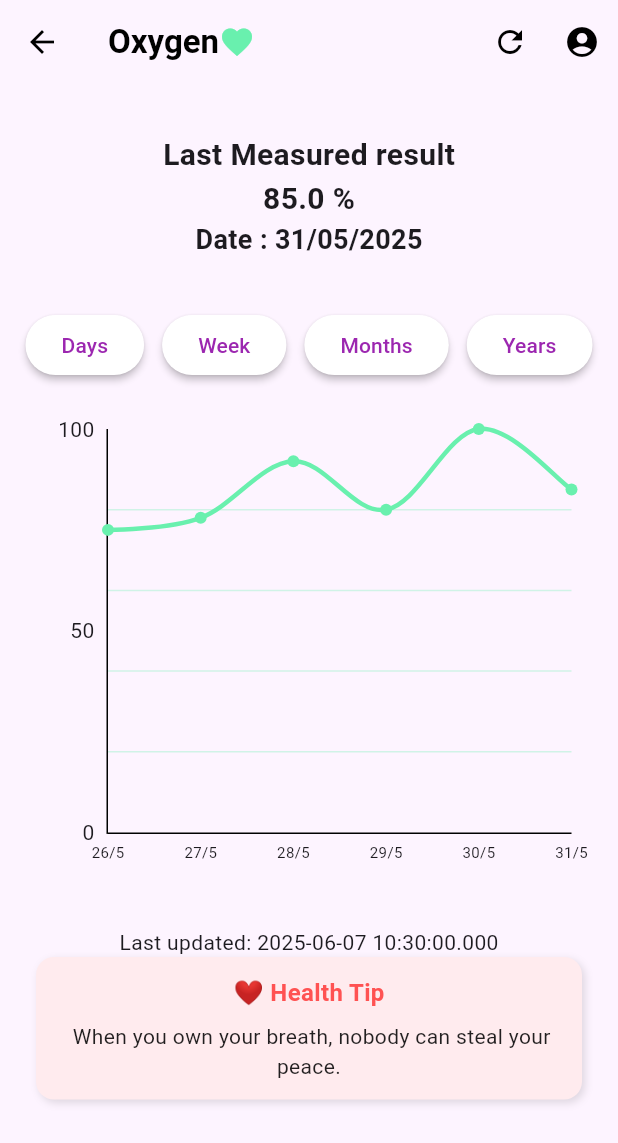
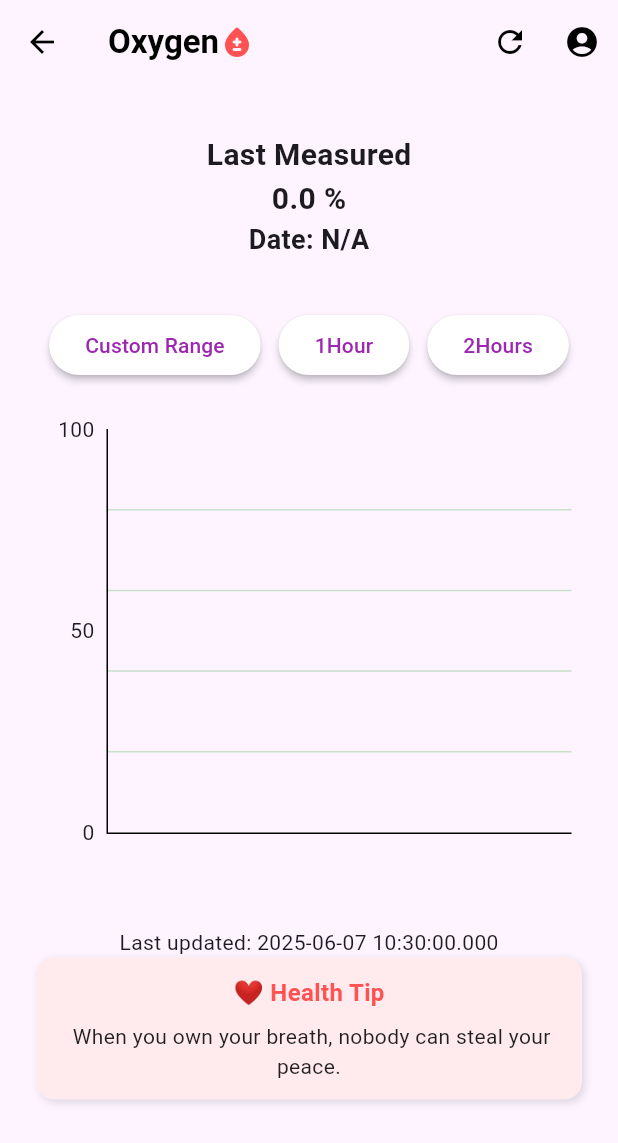
Before and after one commit to SongokuBlue/health, a Flutter app: the oxygen screen opened directly, on a phone screen of 412 x 824 dp. Shown: the top 1143 px of the screen. Run offline on Flutter 3.47's test engine with Material 3 defaults, Android fonts, the phone set to English and light mode, and no system bars; drawn by our look-alikes of fl_chart; our stand-ins replace firebase_core, firebase_database, flutter_svg; missing offline and left inert: omni_datetime_picker; accounts and stored records are empty.

Commit message:
adjust oxygen page

```diff
--- a/lib/pages/oxygen.dart
+++ b/lib/pages/oxygen.dart
@@ -1,10 +1,9 @@
-import 'dart:math';
-
 import 'package:flutter/material.dart';
 import 'package:fl_chart/fl_chart.dart';
+import 'package:omni_datetime_picker/omni_datetime_picker.dart';
 import 'package:health/charts/line.dart';
 import 'package:health/bar/drawer.dart';
-
+import 'package:health/services/firebase_data.dart';
 final GlobalKey<ScaffoldState> _scaffoldKey = GlobalKey<ScaffoldState>();
 
 class oxygen extends StatefulWidget {
@@ -14,42 +13,41 @@ class oxygen extends StatefulWidget {
   _OxyPageState createState() => _OxyPageState();
 }
 class _OxyPageState extends State<oxygen> {
-
   DateTime _lastUpdated = DateTime.now(); // Lưu trữ thời gian cập nhật
-
   String selectedFilter = ""; // Mặc định
-  double oxy_value =0;
   List<DateTime> filterdates = [];
-  List<DateTime> dates = [
-    DateTime(2025, 5, 26),
-    DateTime(2025, 5, 27),
-    DateTime(2025, 5, 28),
-    DateTime(2025, 5, 29),
-    DateTime(2025, 5, 30),
-    DateTime(2025, 5, 31),
-  ]; //giả định data về sau xóa nốt
-
-  List<double> values = [75, 78, 92, 80, 100, 85];
-
+  List<HealthLog> logs = []; // Danh sách lưu trữ logs từ Firebase
   List<FlSpot> spots = [];
 
   @override
   void initState() {
     super.initState();
+    _loadData();
+  }
+
+  // Load dữ liệu từ Firebase
+  void _loadData() async {
+    FirebaseService service = FirebaseService();
+    final data = await service.getAveragedPerMinuteLogs();
+    print("Fetched data: $data");  // Kiểm tra xem dữ liệu có được lấy không
+    setState(() {
+      logs = data;
       _updateSpots();
-    oxy_value = values.last;
-    filterdates = [...dates];
+      filterdates = data.map((log) => log.timestamp).toList();
+    });
   }
+
+  // Cập nhật spots cho biểu đồ từ dữ liệu logs
   void _updateSpots() {
     spots = List.generate(
-      values.length,
-          (index) => FlSpot(index.toDouble(), values[index]),
+      logs.length,
+          (index) => FlSpot(index.toDouble(), logs[index].oxygenSaturation),
     );
   }
 
+  @override
   Widget build(BuildContext context) {
-
-    final backgroundColor = Color(0xFFFDF4FF); // màu nền app
+    final backgroundColor = Color(0xFFFDF4FF); // Màu nền app
     return Scaffold(
       key: _scaffoldKey,
       backgroundColor: backgroundColor,
@@ -59,7 +57,7 @@ class _OxyPageState extends State<oxygen> {
           mainAxisAlignment: MainAxisAlignment.start, // Căn giữa icon và text
           children: [
             Text("Oxygen", style: TextStyle(fontWeight: FontWeight.bold)),
-            Icon(Icons.favorite, color: Colors.greenAccent), // Icon trái tim
+            Icon(Icons.bloodtype_rounded, color: Colors.redAccent), // Icon trái tim
             SizedBox(width: 8), // Khoảng cách giữa icon và text
           ],
         ),
@@ -67,27 +65,21 @@ class _OxyPageState extends State<oxygen> {
         elevation: 0,
         foregroundColor: Colors.black,
         actions: [
-          IconButton(onPressed: (){
+          IconButton(
+            onPressed: () {
               setState(() {
-              final now = dates.last.add(Duration(days: 1)); // Ngày tiếp theo
-              final newValue = 90 + Random().nextInt(10); //2 hàng này là test thêm dữ liệu sau sẽ bỏ
-
-              dates.add(now);
-              values.add(newValue.toDouble()); //cập nhật thử list data
-              // Cập nhật lại các giá trị cần làm mới
+                _loadData(); // Tải lại dữ liệu từ Firebase khi nhấn refresh
                 _lastUpdated = DateTime.now(); // Cập nhật lại thời gian
-              oxy_value = values[values.length-1]; // Cập nhật lại nhịp tim giả lập
-              filterdates = [...dates];
-              _updateSpots();
               });
-          }
-              ,  icon: const Icon(Icons.refresh)),
+            },
+            icon: const Icon(Icons.refresh),
+          ),
           IconButton(
             icon: const Icon(Icons.account_circle),
             onPressed: () {
-              _scaffoldKey.currentState!.openEndDrawer();}, // Mở drawer
+              _scaffoldKey.currentState!.openEndDrawer(); // Mở drawer
+            },
           ),
-
         ],
       ),
       body: Align(
@@ -101,13 +93,12 @@ class _OxyPageState extends State<oxygen> {
               child: Column(
                 mainAxisAlignment: MainAxisAlignment.center,
                 children: [
-                  Text("Last Measured result",
-                    style: TextStyle(fontSize: 20 ,fontWeight: FontWeight.bold),),
-                  Text("${oxy_value.toStringAsFixed(1)} %",
-                    style: TextStyle(fontSize: 20 ,fontWeight: FontWeight.bold),),
-
-                  Text("Date : ${_formatDate(filterdates.last)}",
-                    style: TextStyle(fontSize: 18 ,fontWeight: FontWeight.bold),),
+                  Text("Last Measured",
+                      style: TextStyle(fontSize: 20, fontWeight: FontWeight.bold)),
+                  Text("${logs.isNotEmpty ? logs.last.heartRate.toStringAsFixed(1) : '0.0'} %",
+                      style: TextStyle(fontSize: 20, fontWeight: FontWeight.bold)),
+                  Text("Date: ${logs.isNotEmpty ? _formatDate(logs.last.timestamp) : 'N/A'}",
+                      style: TextStyle(fontSize: 18, fontWeight: FontWeight.bold)),
                 ],
               ),
             ),
@@ -115,15 +106,15 @@ class _OxyPageState extends State<oxygen> {
             Row(
               mainAxisAlignment: MainAxisAlignment.center,
               children: [
-                _buildFilterButton("Days"),
-                _buildFilterButton("Week"),
-                _buildFilterButton("Months"),
-                _buildFilterButton("Years"),
+                _buildCustomDateRangeButton(),
+                _buildFilterButton("1Hour"),
+                _buildFilterButton("2Hours"),
               ],
             ),
             SizedBox(height: 32),
             // Biểu đồ trực tiếp không container
-            LineChartWidget(dates: filterdates, spots: spots,chartColor: Colors.greenAccent,y_axis:100,yAxisUnit: "%",),
+            LineChartWidget(
+                dates: filterdates, spots: spots, chartColor: Colors.green, y_axis: 100.0,yAxisUnit: "%"),
             SizedBox(height: 32),
             Text("Last updated: ${_lastUpdated.toString()}"),
             Container(
@@ -184,13 +175,14 @@ class _OxyPageState extends State<oxygen> {
       ),
     );
   }
+
   void _filterData(String filter) {
     setState(() {
       if (selectedFilter == filter) {
         // Nếu đang chọn filter đó => bấm lại lần nữa sẽ hủy chọn
         selectedFilter = ""; // hoặc "All"
-        filterdates = [...dates];
-        _updateSpots(); // cập nhật lại spots từ toàn bộ values
+        filterdates = logs.map((log) => log.timestamp).toList();
+        _updateSpots(); // cập nhật lại spots từ toàn bộ logs
       } else {
         // Áp dụng filter mới
         selectedFilter = filter;
@@ -198,17 +190,11 @@ class _OxyPageState extends State<oxygen> {
         DateTime startDate;
 
         switch (filter) {
-          case "Days":
-            startDate = now.subtract(Duration(days: 1));
+          case "1Hour":
+            startDate = now.subtract(Duration(hours: 1));
             break;
-          case "Week":
-            startDate = now.subtract(Duration(days: 7));
-            break;
-          case "Months":
-            startDate = DateTime(now.year, now.month - 1, now.day);
-            break;
-          case "Years":
-            startDate = DateTime(now.year - 1, now.month, now.day);
+          case "2Hours":
+            startDate = now.subtract(Duration(hours: 2));
             break;
           default:
             startDate = DateTime(2000);
@@ -217,10 +203,10 @@ class _OxyPageState extends State<oxygen> {
         List<FlSpot> newSpots = [];
         List<DateTime> newDates = [];
 
-        for (int i = 0; i < dates.length; i++) {
-          if (dates[i].isAfter(startDate)) {
-            newSpots.add(FlSpot(newDates.length.toDouble(), values[i]));
-            newDates.add(dates[i]);
+        for (int i = 0; i < logs.length; i++) {
+          if (logs[i].timestamp.isAfter(startDate)) {
+            newSpots.add(FlSpot(newDates.length.toDouble(), logs[i].heartRate));
+            newDates.add(logs[i].timestamp);
           }
         }
 
@@ -230,8 +216,76 @@ class _OxyPageState extends State<oxygen> {
     });
   }
 
+  String _formatDate(DateTime date) {
+    return "${date.day.toString().padLeft(2, '0')}/"
+        "${date.month.toString().padLeft(2, '0')}/"
+        "${date.year} "
+        "${date.hour.toString().padLeft(2, '0')}:"
+        "${date.minute.toString().padLeft(2, '0')}";
+  }
+
+  Widget _buildCustomDateRangeButton() {
+    return Padding(
+      padding: const EdgeInsets.symmetric(horizontal: 6),
+      child: ElevatedButton(
+        child: Text("Custom Range"),
+        style: ElevatedButton.styleFrom(
+          backgroundColor: selectedFilter == "Custom" ? Colors.purple : Colors.white,
+          foregroundColor: selectedFilter == "Custom" ? Colors.white : Colors.purple,
+          shape: StadiumBorder(),
+          elevation: 2,
+        ),
+        onPressed: () async { //on press này có sẵn rồi
+          List<DateTime>? dateTimeList = await showOmniDateTimeRangePicker(
+            context: context,
+            startInitialDate: DateTime.now().subtract(Duration(hours: 1)),
+            startFirstDate: DateTime(2000),
+            startLastDate: DateTime.now(),
+            endInitialDate: DateTime.now(),
+            endFirstDate: DateTime(2000),
+            endLastDate: DateTime.now(),
+            is24HourMode: true,
+            isShowSeconds: false,
+            minutesInterval: 1,
+            secondsInterval: 1,
+            borderRadius: BorderRadius.all(Radius.circular(16)),
+            constraints: BoxConstraints(maxWidth: 350, maxHeight: 650),
+            transitionBuilder: (context, anim1, anim2, child) {
+              return FadeTransition(
+                opacity: anim1.drive(
+                  Tween(begin: 0, end: 1),
+                ),
+                child: child,
+              );
+            },
+            transitionDuration: Duration(milliseconds: 200),
+            barrierDismissible: true,
+          );
+
+          if (dateTimeList != null && dateTimeList.length == 2) {
+            DateTime start = dateTimeList[0];
+            DateTime end = dateTimeList[1];
+
+            List<FlSpot> newSpots = [];
+            List<DateTime> newDates = [];
+
+            for (int i = 0; i < logs.length; i++) {
+              if (logs[i].timestamp.isAfter(start) &&
+                  logs[i].timestamp.isBefore(end)) {
+                newSpots.add(FlSpot(newDates.length.toDouble(), logs[i].heartRate));
+                newDates.add(logs[i].timestamp);
+              }
+            }
+
+            setState(() {
+              selectedFilter = "Custom";
+              spots = newSpots;
+              filterdates = newDates;
+            });
+          }
+        },
+      ),
+    );
+  }
 
 }
-String _formatDate(DateTime date) {
-  return "${date.day.toString().padLeft(2, '0')}/${date.month.toString().padLeft(2, '0')}/${date.year}";
-}
```
Lines whose indentation alone changed are shown as unchanged.
